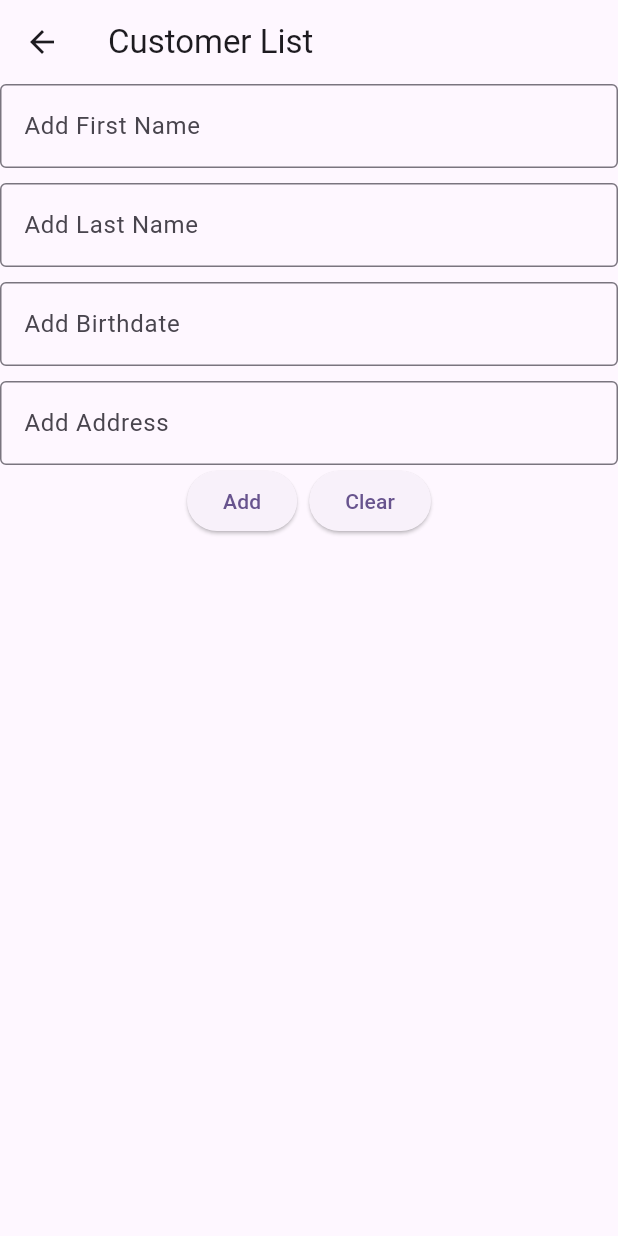
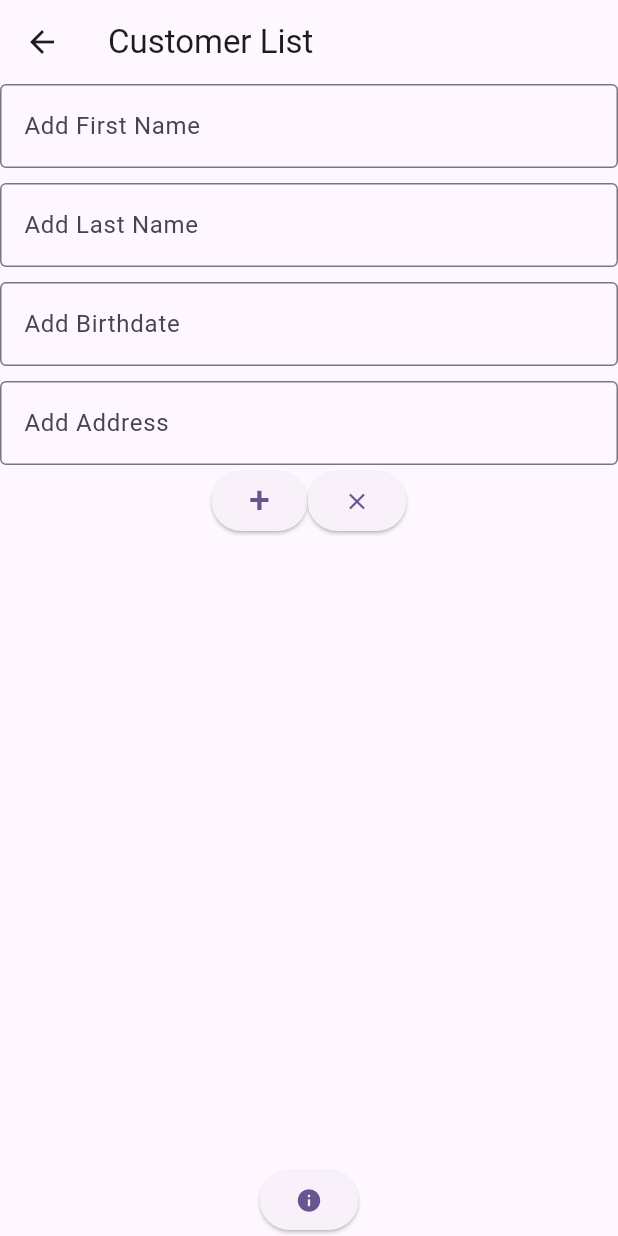
Before and after one commit to dell0081/final_project, a Flutter app: the CustomerListPage screen opened directly, on a phone screen of 412 x 824 dp. Run offline on Flutter 3.47's test engine with Material 3 defaults, Android fonts, the phone set to English and light mode, and no system bars; our stand-ins replace floor, sqflite; missing offline and left inert: encrypted_shared_preferences; accounts and stored records are empty; generated files the repository leaves out were written again.

Commit message:
Displaying in Different Layouts
This works:)

```diff
--- a/lib/customer_list_page.dart
+++ b/lib/customer_list_page.dart
@@ -1,7 +1,6 @@
 import 'package:encrypted_shared_preferences/encrypted_shared_preferences.dart';
 import 'package:final_project/customer_dao.dart';
 import 'package:final_project/customer_database.dart';
-
 import 'package:flutter/material.dart';
 import 'dart:math';
 import 'customer.dart';
@@ -17,14 +16,10 @@ class CustomerListPage extends StatefulWidget {
 
 class CustomerListPageState extends State<CustomerListPage> {
   var customers = <Customer>[];
-  final TextEditingController _customersFirstNameController =
-      TextEditingController();
-  final TextEditingController _customersLastNameController =
-      TextEditingController();
-  final TextEditingController _customersAddressController =
-      TextEditingController();
-  final TextEditingController _customersBirthdayController =
-      TextEditingController();
+  final TextEditingController _customersFirstNameController = TextEditingController();
+  final TextEditingController _customersLastNameController = TextEditingController();
+  final TextEditingController _customersAddressController = TextEditingController();
+  final TextEditingController _customersBirthdayController = TextEditingController();
   var controllers = <TextEditingController>[];
   var names = <String>[];
   EncryptedSharedPreferences prefs = EncryptedSharedPreferences();
@@ -42,13 +37,12 @@ class CustomerListPageState extends State<CustomerListPage> {
     });
   }
 
-bool landscape(){
+  bool landscape() {
     var size = MediaQuery.of(context).size;
     var height = size.height;
     var width = size.width;
-    return(width>height) && (width > 720);
+    return (width > height) && (width > 720);
   }
-
 
   Future<void> displayPrevious() async {
     for (var i = 0; i < controllers.length; i++) {
@@ -94,8 +88,7 @@ bool landscape(){
     });
   }
 
-  Future<void> add(String firstName, String lastName, String address,
-      String birthday) async {
+  Future<void> add(String firstName, String lastName, String address, String birthday) async {
     int id = await checkId();
 
     final customer = Customer(id, firstName, lastName, address, birthday);
@@ -159,7 +152,6 @@ bool landscape(){
               ),
             ),
             const SizedBox(height: 16),
-            // Add some spacing between the title and content
             Row(
               children: [
                 const Expanded(
@@ -207,6 +199,68 @@ bool landscape(){
     );
   }
 
+  void displayHelp() {
+    showDialog<String>(
+      context: context,
+      builder: (BuildContext context) => AlertDialog(
+        content: Column(
+          mainAxisSize: MainAxisSize.min,
+          children: [
+            const Align(
+              alignment: Alignment.centerLeft,
+              child: Text.rich(
+                TextSpan(
+                  text: 'Customer List Help',
+                  style: TextStyle(
+                    fontWeight: FontWeight.bold,
+                    color: Colors.purple, // Highlight color
+                  ),
+                ),
+              ),
+            ),
+            const SizedBox(height: 16),
+            Table(
+              columnWidths: const {
+                0: FixedColumnWidth(30.0), // Fixed width for the first column
+                1: FlexColumnWidth(), // Flexible width for the second column
+              },
+              children: const [
+                TableRow(children: [
+                  Text('+', style: TextStyle(fontSize: 15)),
+                  Text('Add New Customer', style: TextStyle(fontSize: 12)),
+                ]),
+                TableRow(children: [
+                  Icon(Icons.clear),
+                  Text('Clear Customer Information', style: TextStyle(fontSize: 12)),
+                ]),
+                TableRow(children: [
+                  Icon(Icons.arrow_back),
+                  Text('Previous Customer Information', style: TextStyle(fontSize: 12)),
+                ]),
+                TableRow(children: [
+                  Icon(Icons.check_box),
+                  Text('Update Customer', style: TextStyle(fontSize: 12)),
+                ]),
+                TableRow(children: [
+                  Text('-', style: TextStyle(fontSize: 15)),
+                  Text('Delete Customer', style: TextStyle(fontSize: 12)),
+                ]),
+              ],
+            ),
+          ],
+        ),
+        actions: <Widget>[
+          ElevatedButton(
+            child: const Text('Ok'),
+            onPressed: () {
+              Navigator.pop(context);
+            },
+          ),
+        ],
+      ),
+    );
+  }
+
   @override
   void initState() {
     super.initState();
@@ -218,10 +272,7 @@ bool landscape(){
     ];
     names = <String>["FirstName", "LastName", "Address", "Birthday"];
 
-    $FloorCustomerDatabase
-        .databaseBuilder('app_database.db')
-        .build()
-        .then((database) async {
+    $FloorCustomerDatabase.databaseBuilder('app_database.db').build().then((database) async {
       myDAO = database.customerDao;
 
       myDAO.getAllCustomers().then((listOfCustomers) {
@@ -240,10 +291,9 @@ bool landscape(){
     _customersBirthdayController.dispose();
     super.dispose();
   }
-  Widget list(){
-    return
-      Expanded(
-        child: ListView.builder(
+
+  Widget list() {
+    return ListView.builder(
       itemCount: customers.length,
       itemBuilder: (context, index) {
         final customer = customers[index];
@@ -253,23 +303,21 @@ bool landscape(){
                 ? const Icon(Icons.star)
                 : const Icon(Icons.flutter_dash),
             title: Text('${customer.firstName} ${customer.lastName}'),
-                // subtitle: Text('Address: ${customer.address}\nBirthday: ${customer.birthday}'),
           ),
           onTap: () {
             setState(() {
               updated = true;
               updateId = customer.id;
               update1(customer);
-                  // displayAlert(customer);
             });
           },
         );
       },
-        ),
     );
   }
-  List<Widget> details(){
-    return [
+
+  Widget details(bool helpB) {
+    return Column(children: [
       Row(
         children: [
           Expanded(
@@ -337,16 +385,19 @@ bool landscape(){
           ),
         ],
       ),
-    ];
+      buttons(helpB),
+    ]);
   }
-Widget buttons (){
-    return
-  Wrap(
-      spacing: 8.0, // gap between adjacent buttons
-      runSpacing: 4.0, // gap between lines
+
+  Widget buttons(bool helpB) {
+    return Row(
+      mainAxisAlignment: MainAxisAlignment.center,
       children: [
         ElevatedButton(
-          child: const Text('Add'),
+          child: const Text(
+            '+',
+            style: TextStyle(fontSize: 25),
+          ),
           onPressed: () {
             bool correct = true;
 
@@ -372,19 +423,21 @@ Widget buttons (){
           },
         ),
         ElevatedButton(
-            child: const Text('Clear'),
+          child: const Icon(Icons.clear),
           onPressed: () {
             clearAll();
-            }),
+          },
+        ),
         if (previous)
           ElevatedButton(
-              child: const Text('Previous'),
+            child: const Icon(Icons.arrow_back),
             onPressed: () {
               displayPrevious();
-              }),
+            },
+          ),
         if (updated) ...[
           ElevatedButton(
-            child: const Text('Update'),
+            child: const Icon(Icons.check_box),
             onPressed: () {
               bool correct = true;
               var values = <String>[];
@@ -407,14 +460,40 @@ Widget buttons (){
             },
           ),
           ElevatedButton(
-              child: const Text('Delete'),
+            child: const Text(
+              '-',
+              style: TextStyle(fontSize: 25),
+            ),
             onPressed: () {
               displayAlert(selected!);
-                // delete(updateId);
-              }),
-        ]
-      ]);
+            },
+          ),
+
+        ],
+        if (helpB)
+          helpButton(),
+      ],
+    );
   }
+
+  Widget helpButton() {
+    return ElevatedButton(
+      child: const Icon(Icons.info),
+      onPressed: () {
+        displayHelp();
+      },
+    );
+  }
+
+  Widget helpButtonRow() {
+    return Row(
+      mainAxisAlignment: MainAxisAlignment.center,
+      children: [
+        helpButton(),
+      ],
+    );
+  }
+
   @override
   Widget build(BuildContext context) {
     return Scaffold(
@@ -422,23 +501,37 @@ Widget buttons (){
         title: const Text('Customer List'),
       ),
       body: Center(
-        child: landscape()?
-         Row(
+        child: landscape()
+            ? Row(
           children: [
-              list(),
-
-            ]
-         )
-
-       : Column(
-
-          children: <Widget>[
-            ...details(),
-            buttons(),
-            const SizedBox(height: 20),
-            list(),
+            Expanded(
+              flex: 1,
+              child: Container(
+                child: list(),
+              ),
+            ),
+            Expanded(
+              flex: 1,
+              child: Container(
+                child: details(true),
+              ),
+            ),
           ],
         )
+            : Column(
+          children: <Widget>[
+            Container(
+              child: details(false),
+            ),
+            const SizedBox(height: 20),
+            Expanded(
+              child: Container(
+                child: list(),
+              ),
+            ),
+            helpButtonRow(),
+          ],
+        ),
       ),
     );
   }
```
Lines whose indentation alone changed are shown as unchanged.
